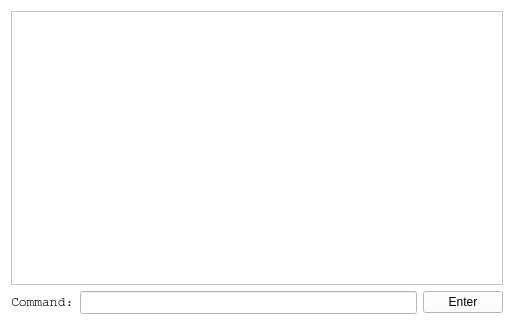
Qt form JustAddIt/GUI/gui.ui (cs2103aug2014-t14-3c/main) before a commit.
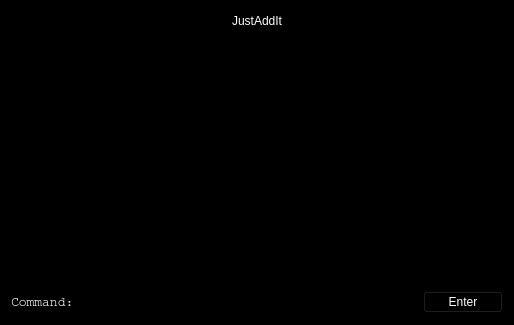
The same form after that commit.

Patch:
```diff
--- a/JustAddIt/GUI/gui.ui
+++ b/JustAddIt/GUI/gui.ui
@@ -16,63 +16,63 @@
      <colorrole role="WindowText">
       <brush brushstyle="SolidPattern">
        <color alpha="255">
-        <red>0</red>
-        <green>0</green>
-        <blue>0</blue>
+        <red>255</red>
+        <green>255</green>
+        <blue>255</blue>
        </color>
       </brush>
      </colorrole>
      <colorrole role="Button">
       <brush brushstyle="SolidPattern">
        <color alpha="255">
-        <red>255</red>
-        <green>255</green>
-        <blue>255</blue>
+        <red>0</red>
+        <green>0</green>
+        <blue>0</blue>
        </color>
       </brush>
      </colorrole>
      <colorrole role="Light">
       <brush brushstyle="SolidPattern">
        <color alpha="255">
-        <red>255</red>
-        <green>255</green>
-        <blue>255</blue>
+        <red>0</red>
+        <green>0</green>
+        <blue>0</blue>
        </color>
       </brush>
      </colorrole>
      <colorrole role="Midlight">
       <brush brushstyle="SolidPattern">
        <color alpha="255">
-        <red>255</red>
-        <green>255</green>
-        <blue>255</blue>
+        <red>0</red>
+        <green>0</green>
+        <blue>0</blue>
        </color>
       </brush>
      </colorrole>
      <colorrole role="Dark">
       <brush brushstyle="SolidPattern">
        <color alpha="255">
-        <red>127</red>
-        <green>127</green>
-        <blue>127</blue>
+        <red>0</red>
+        <green>0</green>
+        <blue>0</blue>
        </color>
       </brush>
      </colorrole>
      <colorrole role="Mid">
       <brush brushstyle="SolidPattern">
        <color alpha="255">
-        <red>170</red>
-        <green>170</green>
-        <blue>170</blue>
+        <red>0</red>
+        <green>0</green>
+        <blue>0</blue>
        </color>
       </brush>
      </colorrole>
      <colorrole role="Text">
       <brush brushstyle="SolidPattern">
        <color alpha="255">
-        <red>0</red>
-        <green>0</green>
-        <blue>0</blue>
+        <red>255</red>
+        <green>255</green>
+        <blue>255</blue>
        </color>
       </brush>
      </colorrole>
@@ -88,27 +88,27 @@
      <colorrole role="ButtonText">
       <brush brushstyle="SolidPattern">
        <color alpha="255">
-        <red>0</red>
-        <green>0</green>
-        <blue>0</blue>
+        <red>255</red>
+        <green>255</green>
+        <blue>255</blue>
        </color>
       </brush>
      </colorrole>
      <colorrole role="Base">
       <brush brushstyle="SolidPattern">
        <color alpha="255">
-        <red>255</red>
-        <green>255</green>
-        <blue>255</blue>
+        <red>0</red>
+        <green>0</green>
+        <blue>0</blue>
        </color>
       </brush>
      </colorrole>
      <colorrole role="Window">
       <brush brushstyle="SolidPattern">
        <color alpha="255">
-        <red>255</red>
-        <green>255</green>
-        <blue>255</blue>
+        <red>0</red>
+        <green>0</green>
+        <blue>0</blue>
        </color>
       </brush>
      </colorrole>
@@ -124,9 +124,9 @@
      <colorrole role="AlternateBase">
       <brush brushstyle="SolidPattern">
        <color alpha="255">
-        <red>255</red>
-        <green>255</green>
-        <blue>255</blue>
+        <red>0</red>
+        <green>0</green>
+        <blue>0</blue>
        </color>
       </brush>
      </colorrole>
@@ -153,63 +153,63 @@
      <colorrole role="WindowText">
       <brush brushstyle="SolidPattern">
        <color alpha="255">
-        <red>0</red>
-        <green>0</green>
-        <blue>0</blue>
+        <red>255</red>
+        <green>255</green>
+        <blue>255</blue>
        </color>
       </brush>
      </colorrole>
      <colorrole role="Button">
       <brush brushstyle="SolidPattern">
        <color alpha="255">
-        <red>255</red>
-        <green>255</green>
-        <blue>255</blue>
+        <red>0</red>
+        <green>0</green>
+        <blue>0</blue>
        </color>
       </brush>
      </colorrole>
      <colorrole role="Light">
       <brush brushstyle="SolidPattern">
        <color alpha="255">
-        <red>255</red>
-        <green>255</green>
-        <blue>255</blue>
+        <red>0</red>
+        <green>0</green>
+        <blue>0</blue>
        </color>
       </brush>
      </colorrole>
      <colorrole role="Midlight">
       <brush brushstyle="SolidPattern">
        <color alpha="255">
-        <red>255</red>
-        <green>255</green>
-        <blue>255</blue>
+        <red>0</red>
+        <green>0</green>
+        <blue>0</blue>
        </color>
       </brush>
      </colorrole>
      <colorrole role="Dark">
       <brush brushstyle="SolidPattern">
        <color alpha="255">
-        <red>127</red>
-        <green>127</green>
-        <blue>127</blue>
+        <red>0</red>
+        <green>0</green>
+        <blue>0</blue>
        </color>
       </brush>
      </colorrole>
      <colorrole role="Mid">
       <brush brushstyle="SolidPattern">
        <color alpha="255">
-        <red>170</red>
-        <green>170</green>
-        <blue>170</blue>
+        <red>0</red>
+        <green>0</green>
+        <blue>0</blue>
        </color>
       </brush>
      </colorrole>
      <colorrole role="Text">
       <brush brushstyle="SolidPattern">
        <color alpha="255">
-        <red>0</red>
-        <green>0</green>
-        <blue>0</blue>
+        <red>255</red>
+        <green>255</green>
+        <blue>255</blue>
        </color>
       </brush>
      </colorrole>
@@ -225,27 +225,27 @@
      <colorrole role="ButtonText">
       <brush brushstyle="SolidPattern">
        <color alpha="255">
-        <red>0</red>
-        <green>0</green>
-        <blue>0</blue>
+        <red>255</red>
+        <green>255</green>
+        <blue>255</blue>
        </color>
       </brush>
      </colorrole>
      <colorrole role="Base">
       <brush brushstyle="SolidPattern">
        <color alpha="255">
-        <red>255</red>
-        <green>255</green>
-        <blue>255</blue>
+        <red>0</red>
+        <green>0</green>
+        <blue>0</blue>
        </color>
       </brush>
      </colorrole>
      <colorrole role="Window">
       <brush brushstyle="SolidPattern">
        <color alpha="255">
-        <red>255</red>
-        <green>255</green>
-        <blue>255</blue>
+        <red>0</red>
+        <green>0</green>
+        <blue>0</blue>
        </color>
       </brush>
      </colorrole>
@@ -261,9 +261,9 @@
      <colorrole role="AlternateBase">
       <brush brushstyle="SolidPattern">
        <color alpha="255">
-        <red>255</red>
-        <green>255</green>
-        <blue>255</blue>
+        <red>0</red>
+        <green>0</green>
+        <blue>0</blue>
        </color>
       </brush>
      </colorrole>
@@ -290,63 +290,63 @@
      <colorrole role="WindowText">
       <brush brushstyle="SolidPattern">
        <color alpha="255">
-        <red>127</red>
-        <green>127</green>
-        <blue>127</blue>
+        <red>0</red>
+        <green>0</green>
+        <blue>0</blue>
        </color>
       </brush>
      </colorrole>
      <colorrole role="Button">
       <brush brushstyle="SolidPattern">
        <color alpha="255">
-        <red>255</red>
-        <green>255</green>
-        <blue>255</blue>
+        <red>0</red>
+        <green>0</green>
+        <blue>0</blue>
        </color>
       </brush>
      </colorrole>
      <colorrole role="Light">
       <brush brushstyle="SolidPattern">
        <color alpha="255">
-        <red>255</red>
-        <green>255</green>
-        <blue>255</blue>
+        <red>0</red>
+        <green>0</green>
+        <blue>0</blue>
        </color>
       </brush>
      </colorrole>
      <colorrole role="Midlight">
       <brush brushstyle="SolidPattern">
        <color alpha="255">
-        <red>255</red>
-        <green>255</green>
-        <blue>255</blue>
+        <red>0</red>
+        <green>0</green>
+        <blue>0</blue>
        </color>
       </brush>
      </colorrole>
      <colorrole role="Dark">
       <brush brushstyle="SolidPattern">
        <color alpha="255">
-        <red>127</red>
-        <green>127</green>
-        <blue>127</blue>
+        <red>0</red>
+        <green>0</green>
+        <blue>0</blue>
        </color>
       </brush>
      </colorrole>
      <colorrole role="Mid">
       <brush brushstyle="SolidPattern">
        <color alpha="255">
-        <red>170</red>
-        <green>170</green>
-        <blue>170</blue>
+        <red>0</red>
+        <green>0</green>
+        <blue>0</blue>
        </color>
       </brush>
      </colorrole>
      <colorrole role="Text">
       <brush brushstyle="SolidPattern">
        <color alpha="255">
-        <red>127</red>
-        <green>127</green>
-        <blue>127</blue>
+        <red>0</red>
+        <green>0</green>
+        <blue>0</blue>
        </color>
       </brush>
      </colorrole>
@@ -362,27 +362,27 @@
      <colorrole role="ButtonText">
       <brush brushstyle="SolidPattern">
        <color alpha="255">
-        <red>127</red>
-        <green>127</green>
-        <blue>127</blue>
+        <red>0</red>
+        <green>0</green>
+        <blue>0</blue>
        </color>
       </brush>
      </colorrole>
      <colorrole role="Base">
       <brush brushstyle="SolidPattern">
        <color alpha="255">
-        <red>255</red>
-        <green>255</green>
-        <blue>255</blue>
+        <red>0</red>
+        <green>0</green>
+        <blue>0</blue>
        </color>
       </brush>
      </colorrole>
      <colorrole role="Window">
       <brush brushstyle="SolidPattern">
        <color alpha="255">
-        <red>255</red>
-        <green>255</green>
-        <blue>255</blue>
+        <red>0</red>
+        <green>0</green>
+        <blue>0</blue>
        </color>
       </brush>
      </colorrole>
@@ -398,9 +398,9 @@
      <colorrole role="AlternateBase">
       <brush brushstyle="SolidPattern">
        <color alpha="255">
-        <red>255</red>
-        <green>255</green>
-        <blue>255</blue>
+        <red>0</red>
+        <green>0</green>
+        <blue>0</blue>
        </color>
       </brush>
      </colorrole>
@@ -431,6 +431,43 @@
   <layout class="QVBoxLayout" name="verticalLayout_2">
    <item>
     <layout class="QVBoxLayout" name="verticalLayout">
+     <item>
+      <layout class="QHBoxLayout" name="horizontalLayout_2">
+       <item>
+        <spacer name="horizontalSpacer">
+         <property name="orientation">
+          <enum>Qt::Horizontal</enum>
+         </property>
+         <property name="sizeHint" stdset="0">
+          <size>
+           <width>40</width>
+           <height>20</height>
+          </size>
+         </property>
+        </spacer>
+       </item>
+       <item>
+        <widget class="QLabel" name="label_2">
+         <property name="text">
+          <string>JustAddIt</string>
+         </property>
+        </widget>
+       </item>
+       <item>
+        <spacer name="horizontalSpacer_2">
+         <property name="orientation">
+          <enum>Qt::Horizontal</enum>
+         </property>
+         <property name="sizeHint" stdset="0">
+          <size>
+           <width>40</width>
+           <height>20</height>
+          </size>
+         </property>
+        </spacer>
+       </item>
+      </layout>
+     </item>
      <item>
       <widget class="QTextEdit" name="textEdit">
        <property name="font">
```
